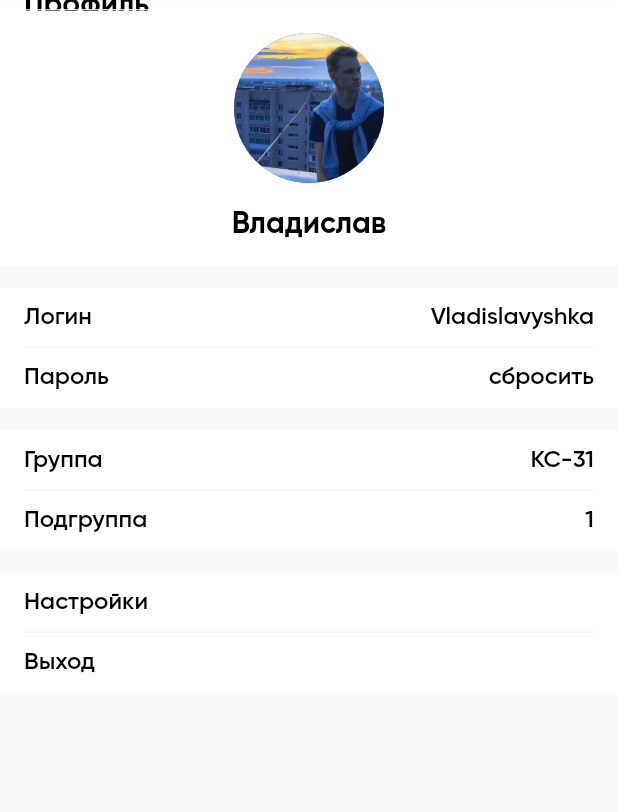
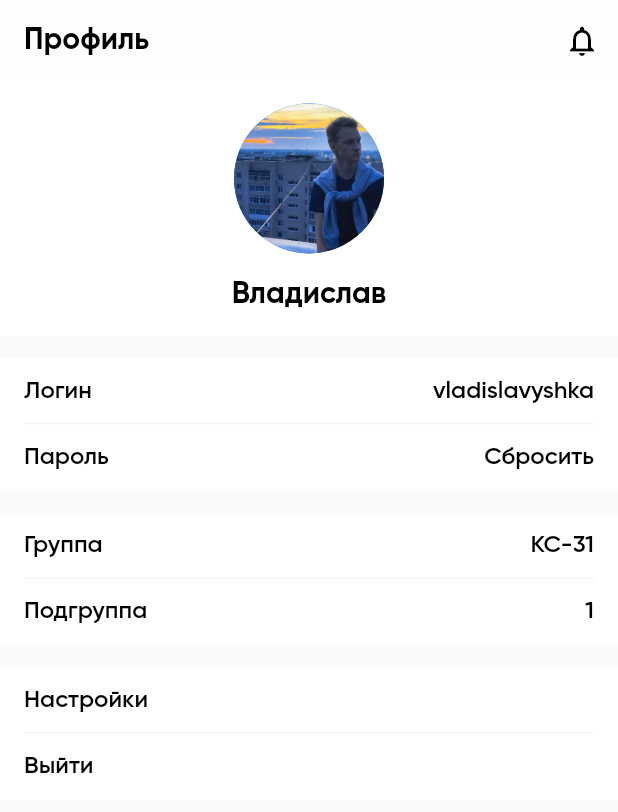
Before and after one commit to vladislavyshka/testing_for_serezhi, a Flutter app: the ProfilePage screen opened directly, on a phone screen of 412 x 824 dp. Shown: the top 812 px of the screen. Run offline on Flutter 3.47's test engine with Material 2 defaults, Android fonts, the phone set to English and light mode, and no system bars; our stand-ins replace flutter_svg.

Commit message:
editProfile

```diff
--- a/lib/src/pages/dashboard_page.dart
+++ b/lib/src/pages/dashboard_page.dart
@@ -63,16 +63,19 @@ class _DashBoardPageState extends State<DashBoardPage> {
                       subj:
                           'МДК 03.02 Безопасность функционирования информационных систем',
                       teach: 'Коломис Ю.В',
+                      classRoom: '224 каб',
                     ),
                     const TimeTable(
                       subj:
                           'МДК 04.01 Выполнение работ по профессии наладчик технологичсекого оборудования',
                       teach: 'Бирюков А.С.',
+                      classRoom: '224 каб',
                     ),
                     const TimeTable(
                       subj:
                           'МДК 02.02 Организация администрирования компьютерных систем',
                       teach: 'Сагалаев А.В.',
+                      classRoom: '224 каб',
                     ),
                     Padding(
                       padding: const EdgeInsets.only(top: 13),
@@ -87,14 +90,17 @@ class _DashBoardPageState extends State<DashBoardPage> {
                     const TimeTable(
                       subj: 'Метрология',
                       teach: 'Шишулина И.В.',
+                      classRoom: '224 каб',
                     ),
                     const TimeTable(
                       subj: 'Метрология',
                       teach: 'Шишулина И.В.',
+                      classRoom: '224 каб',
                     ),
                     const TimeTable(
                       subj: 'Метрология',
                       teach: 'Шишулина И.В.',
+                      classRoom: '224 каб',
                     ),
                     Padding(
                       padding: const EdgeInsets.only(top: 13),
@@ -109,14 +115,17 @@ class _DashBoardPageState extends State<DashBoardPage> {
                     const TimeTable(
                       subj: 'Метрология',
                       teach: 'Шишулина И.В.',
+                      classRoom: '224 каб',
                     ),
                     const TimeTable(
                       subj: 'Метрология',
                       teach: 'Шишулина И.В.',
+                      classRoom: '224 каб',
                     ),
                     const TimeTable(
                       subj: 'Метрология',
                       teach: 'Шишулина И.В.',
+                      classRoom: '224 каб',
                     ),
                   ],
                 ),
--- a/lib/src/pages/profile_page.dart
+++ b/lib/src/pages/profile_page.dart
@@ -1,4 +1,5 @@
 import 'package:flutter/material.dart';
+import 'package:flutter_application_2/src/widgets/MenuButton_widget.dart';
 import 'package:flutter_application_2/src/widgets/appbar_widget.dart';
 
 class ProfilePage extends StatefulWidget {
@@ -49,19 +50,23 @@ class _ProfilePageState extends State<ProfilePage> {
                 ColoredBox(
                   color: Colors.white,
                   child: Column(
-                    children: const [
-                      LoginPasswordwidgets(
-                        loginPasswordText: 'Логин',
-                        loginPasswordTextTwo: 'Vladislavyshka',
-                        dividerDegree: Divider(
+                    children: [
+                      const MenuButtonDegree(
+                        title: 'Логин',
+                        value: 'vladislavyshka',
+                      ),
+                      const Padding(
+                        padding: EdgeInsets.symmetric(horizontal: 16),
+                        child: Divider(
                           height: 0,
                           thickness: 1,
                           color: Color(0xFFF4F4F4),
                         ),
                       ),
-                      LoginPasswordwidgets(
-                        loginPasswordText: 'Пароль',
-                        loginPasswordTextTwo: 'сбросить',
+                      MenuButtonDegree(
+                        title: 'Пароль',
+                        value: 'Сбросить',
+                        onTap: () {},
                       ),
                     ],
                   ),
@@ -73,18 +78,21 @@ class _ProfilePageState extends State<ProfilePage> {
                   color: Colors.white,
                   child: Column(
                     children: const [
-                      LoginPasswordwidgets(
-                        loginPasswordText: 'Группа',
-                        loginPasswordTextTwo: 'КС-31',
-                        dividerDegree: Divider(
+                      MenuButtonDegree(
+                        title: 'Группа',
+                        value: 'КС-31',
+                      ),
+                      Padding(
+                        padding: EdgeInsets.symmetric(horizontal: 16),
+                        child: Divider(
                           height: 0,
                           thickness: 1,
                           color: Color(0xFFF4F4F4),
                         ),
                       ),
-                      LoginPasswordwidgets(
-                        loginPasswordText: 'Подгруппа',
-                        loginPasswordTextTwo: '1',
+                      MenuButtonDegree(
+                        title: 'Подгруппа',
+                        value: '1',
                       ),
                     ],
                   ),
@@ -95,72 +103,31 @@ class _ProfilePageState extends State<ProfilePage> {
                 ColoredBox(
                   color: Colors.white,
                   child: Column(
-                    children: const [
-                      LoginPasswordwidgets(
-                        loginPasswordText: 'Настройки',
-                        loginPasswordTextTwo: '',
-                        dividerDegree: Divider(
+                    children: [
+                      MenuButtonDegree(
+                        title: 'Настройки',
+                        onTap: () {},
+                      ),
+                      const Padding(
+                        padding: EdgeInsets.symmetric(horizontal: 16),
+                        child: Divider(
                           height: 0,
                           thickness: 1,
                           color: Color(0xFFF4F4F4),
                         ),
                       ),
-                      LoginPasswordwidgets(
-                        loginPasswordText: 'Выход',
-                        loginPasswordTextTwo: '',
+                      MenuButtonDegree(
+                        title: 'Выйти',
+                        onTap: () {},
                       ),
                     ],
                   ),
                 ),
               ],
             ),
-          )
+          ),
         ],
       ),
     );
   }
 }
-
-class LoginPasswordwidgets extends StatelessWidget {
-  final String loginPasswordText;
-  final String loginPasswordTextTwo;
-  final Widget? dividerDegree;
-  const LoginPasswordwidgets({
-    Key? key,
-    required this.loginPasswordText,
-    required this.loginPasswordTextTwo,
-    this.dividerDegree,
-  }) : super(key: key);
-
-  @override
-  Widget build(BuildContext context) {
-    return Column(
-      children: [
-        Padding(
-          padding: const EdgeInsets.symmetric(vertical: 10, horizontal: 16),
-          child: Column(
-            children: [
-              Row(
-                mainAxisAlignment: MainAxisAlignment.spaceBetween,
-                children: [
-                  Text(
-                    loginPasswordText,
-                    style: Theme.of(context).textTheme.headline1,
-                  ),
-                  Text(
-                    loginPasswordTextTwo,
-                    style: Theme.of(context).textTheme.headline1,
-                  ),
-                ],
-              ),
-            ],
-          ),
-        ),
-        Padding(
-          padding: const EdgeInsets.symmetric(horizontal: 16),
-          child: dividerDegree,
-        ),
-      ],
-    );
-  }
-}
--- a/lib/src/pages/tasks_page.dart
+++ b/lib/src/pages/tasks_page.dart
@@ -15,7 +15,6 @@ class _TaskPage extends State<TaskPage> {
   @override
   Widget build(BuildContext context) {
     return Scaffold(
-      extendBodyBehindAppBar: true,
       appBar: AppBarDegree(
         'Задания',
         context: context,
--- a/lib/src/theme/themeligth.dart
+++ b/lib/src/theme/themeligth.dart
@@ -64,7 +64,9 @@ ThemeData lightTheme = ThemeData(
       ),
       shadowColor: MaterialStateProperty.all(Colors.white),
       elevation: MaterialStateProperty.all(0),
-      padding: MaterialStateProperty.all(const EdgeInsets.all(14)),
+      padding: MaterialStateProperty.all(
+        const EdgeInsets.all(14),
+      ),
       shape: MaterialStateProperty.all(
         RoundedRectangleBorder(
           borderRadius: BorderRadius.circular(8),
--- /dev/null
+++ b/lib/src/widgets/MenuButton_widget.dart
@@ -0,0 +1,56 @@
+import 'package:flutter/material.dart';
+
+class MenuButtonDegree extends StatelessWidget {
+  final String title;
+  final String? value;
+  final void Function()? onTap;
+  const MenuButtonDegree(
+      {super.key, required this.title, this.value, this.onTap});
+
+  @override
+  Widget build(BuildContext context) {
+    return Container(
+      color: Colors.white,
+      child: Material(
+        color: Colors.white,
+        child: InkWell(
+          hoverColor: const Color(0xFFF6F6F6),
+          splashColor: const Color(0xFFF6F6F6),
+          highlightColor: const Color(0xFFF6F6F6),
+          onTap: onTap,
+          child: Padding(
+            padding: const EdgeInsets.symmetric(horizontal: 16),
+            child: Container(
+              color: Colors.transparent,
+              height: 44,
+              width: double.infinity,
+              child: value != null
+                  ? Row(
+                      mainAxisAlignment: MainAxisAlignment.spaceBetween,
+                      children: [
+                        Text(
+                          title,
+                          style: Theme.of(context).textTheme.headline1,
+                        ),
+                        Text(
+                          value!,
+                          style: Theme.of(context).textTheme.headline1,
+                        ),
+                      ],
+                    )
+                  : Row(
+                      mainAxisAlignment: MainAxisAlignment.spaceBetween,
+                      children: [
+                        Text(
+                          title,
+                          style: Theme.of(context).textTheme.headline1,
+                        ),
+                      ],
+                    ),
+            ),
+          ),
+        ),
+      ),
+    );
+  }
+}
--- a/lib/src/widgets/appbar_widget.dart
+++ b/lib/src/widgets/appbar_widget.dart
@@ -37,6 +37,5 @@ class AppBarDegree extends StatelessWidget implements PreferredSizeWidget {
   }
 
   @override
-  Size get preferredSize =>
-      Size.fromHeight(MediaQuery.of(context).padding.top + 7);
+  Size get preferredSize => const Size(double.infinity, 54);
 }
--- a/lib/src/widgets/timetable_widgets.dart
+++ b/lib/src/widgets/timetable_widgets.dart
@@ -3,11 +3,13 @@ import 'package:flutter/material.dart';
 class TimeTable extends StatelessWidget {
   final String subj;
   final String teach;
+  final String classRoom;
 
   const TimeTable({
     Key? key,
     required this.subj,
     required this.teach,
+    required this.classRoom,
   }) : super(key: key);
 
   @override
@@ -54,7 +56,7 @@ class TimeTable extends StatelessWidget {
                 ),
               ),
             ),
-            Text('224 каб.', style: Theme.of(context).textTheme.subtitle1),
+            Text(classRoom, style: Theme.of(context).textTheme.subtitle1),
           ],
         ),
         const Divider(
```
